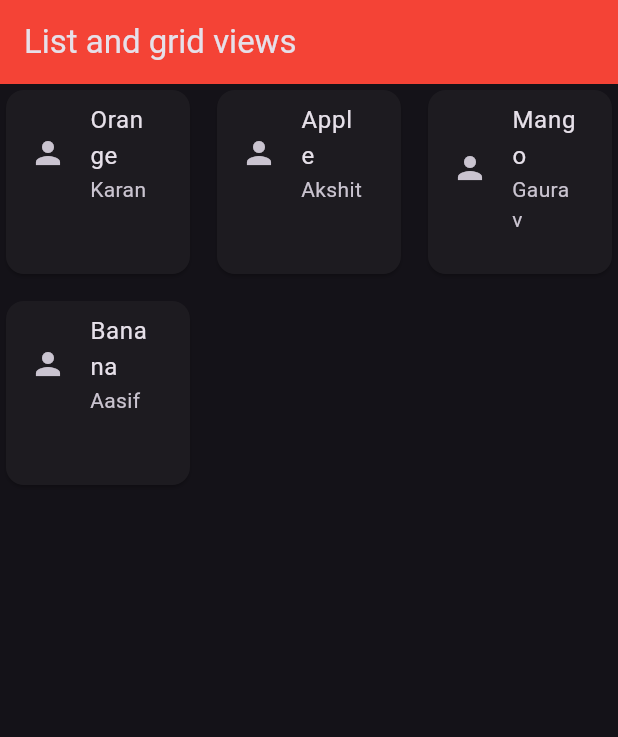
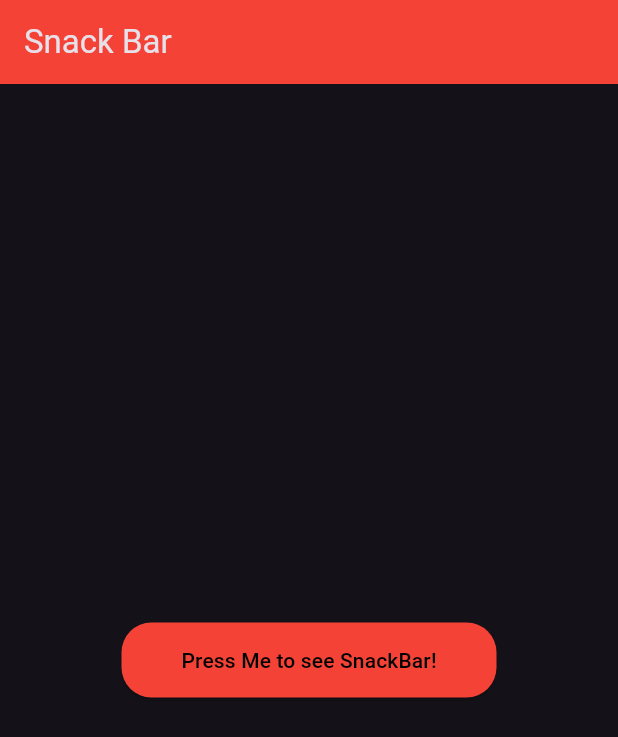
Before and after one commit to Jashwanth-Gowda-R/my_flutter_widgets, a Flutter app: the screen it shows after launch, on a phone screen of 412 x 824 dp. Shown: the top 737 px of the screen. Run offline on Flutter 3.47's test engine with Material 2 defaults, Android fonts, the phone set to English and light mode, and no system bars.

Commit message:
added snackbar

```diff
--- a/lib/main.dart
+++ b/lib/main.dart
@@ -1,5 +1,5 @@
 import 'package:flutter/material.dart';
-import 'package:flutter_widgets/views/widgets/list_grid.dart';
+import 'package:flutter_widgets/views/widgets/snackbar.dart';
 
 void main() {
   runApp(const MyApp());
@@ -19,7 +19,7 @@ class MyApp extends StatelessWidget {
         primaryColor: Colors.deepPurple,
         useMaterial3: true,
       ),
-      home: const ListGrid(),
+      home: const SnackbarWidget(),
     );
   }
 }
--- /dev/null
+++ b/lib/views/widgets/snackbar.dart
@@ -0,0 +1,58 @@
+import 'package:flutter/material.dart';
+
+class SnackbarWidget extends StatelessWidget {
+  const SnackbarWidget({super.key});
+
+  @override
+  Widget build(BuildContext context) {
+    return Scaffold(
+      appBar: AppBar(
+        title: const Text('Snack Bar'),
+        backgroundColor: Colors.red,
+      ),
+      body: Center(
+        child: SizedBox(
+          height: 50,
+          width: 250,
+          child: ElevatedButton(
+            onPressed: () {
+              var snackBar = SnackBar(
+                content: const Text('Hi this is jashwanth'),
+                backgroundColor: Colors.amber,
+                duration: const Duration(seconds: 3),
+                behavior: SnackBarBehavior.floating,
+                shape: const RoundedRectangleBorder(
+                  borderRadius: BorderRadius.all(
+                    Radius.circular(20),
+                  ),
+                ),
+                showCloseIcon: true,
+                action: SnackBarAction(
+                  label: 'Undo',
+                  onPressed: () {},
+                ),
+              );
+              ScaffoldMessenger.of(context).showSnackBar(snackBar);
+            },
+            style: ButtonStyle(
+              shape: MaterialStateProperty.all(
+                RoundedRectangleBorder(
+                  borderRadius: BorderRadius.circular(20),
+                ),
+              ),
+              backgroundColor: MaterialStateProperty.all(
+                Colors.red,
+              ),
+            ),
+            child: const Text(
+              'Press Me to see SnackBar!',
+              style: TextStyle(
+                color: Colors.black,
+              ),
+            ),
+          ),
+        ),
+      ),
+    );
+  }
+}
```
